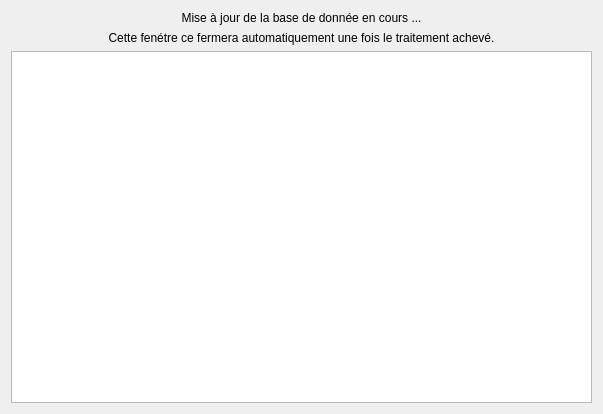
Old version of the form database_update.ui in the repository skywodd/mandarine.
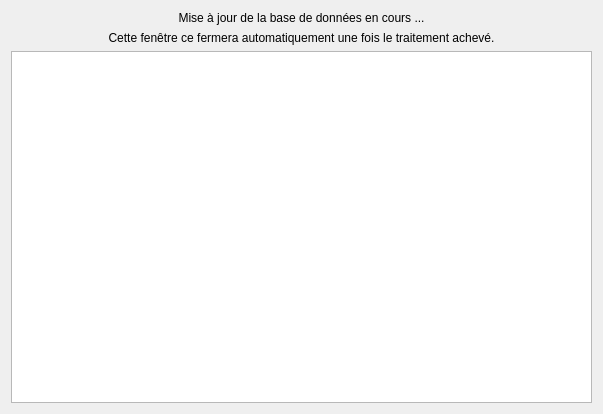
New version of the form. Icons and pictures are not drawn.

```diff
--- a/database_update.ui
+++ b/database_update.ui
@@ -23,7 +23,7 @@
      <item>
       <widget class="QLabel" name="prompt_label">
        <property name="text">
-        <string>Mise à jour de la base de donnée en cours ...</string>
+        <string>Mise à jour de la base de données en cours ...</string>
        </property>
        <property name="alignment">
         <set>Qt::AlignCenter</set>
@@ -33,7 +33,7 @@
      <item>
       <widget class="QLabel" name="wait_label">
        <property name="text">
-        <string>Cette fenétre ce fermera automatiquement une fois le traitement achevé.</string>
+        <string>Cette fenêtre ce fermera automatiquement une fois le traitement achevé.</string>
        </property>
        <property name="alignment">
         <set>Qt::AlignCenter</set>
```
Left out of the diff: 2 changed lines with no effect on the pictures.
